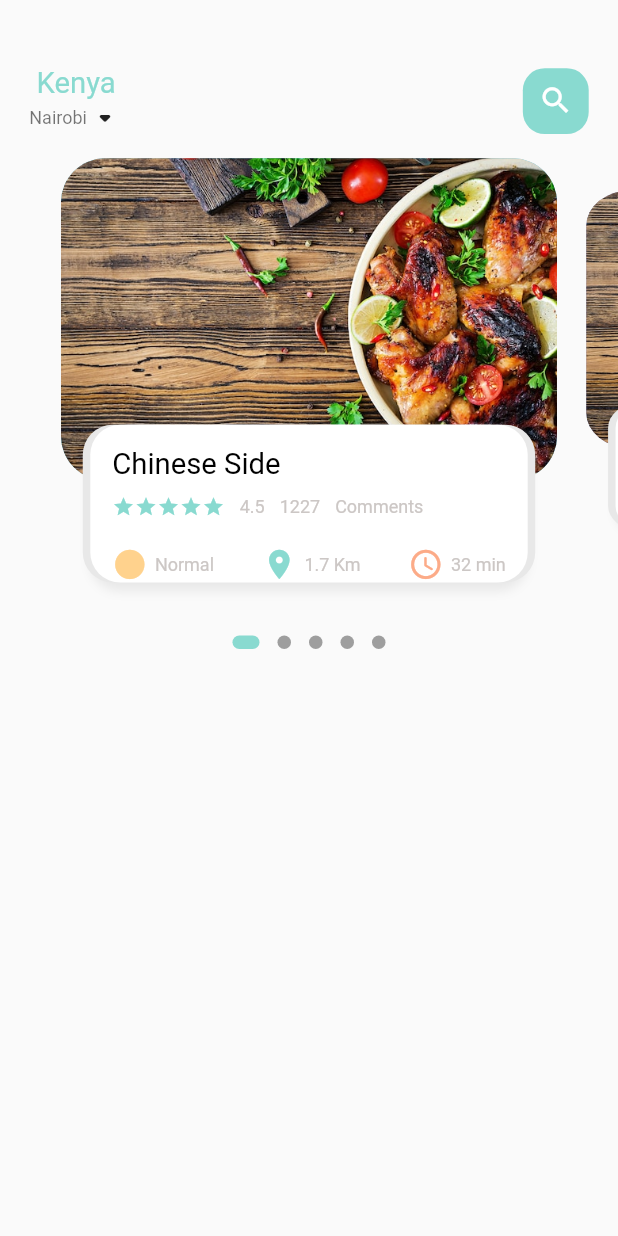
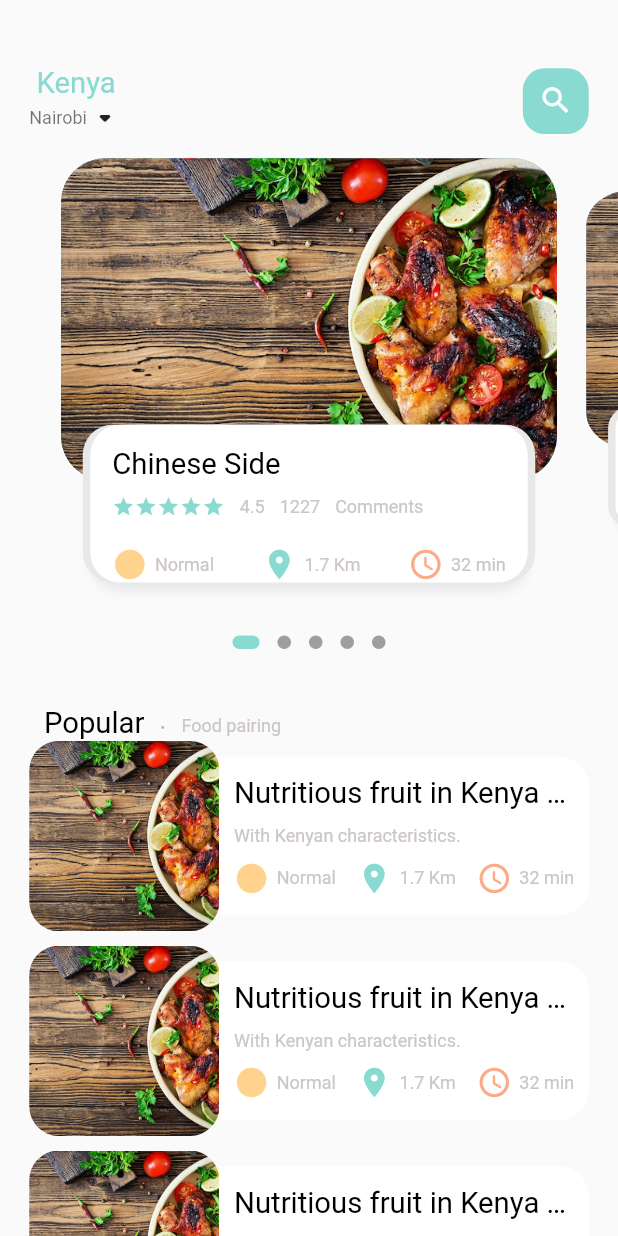
Before and after one commit to martin-ngigi/iEats, a Flutter app: the screen it shows after launch, on a phone screen of 412 x 824 dp. Run offline on Flutter 3.47's test engine with Material 2 defaults, Android fonts, the phone set to English and light mode, and no system bars; drawn by our look-alikes of dots_indicator; our stand-ins replace get.

Commit message:
Display popular food in vertical list view

```diff
--- a/lib/home/food_page_body.dart
+++ b/lib/home/food_page_body.dart
@@ -44,6 +44,7 @@ class _FoodPageBodyState extends State<FoodPageBody> {
   Widget build(BuildContext context) {
     return Column(
       children: [
+        //slider section
         Container(
           //color: Colors.grey[100],
           height: Dimensions.pageView, //same as 320
@@ -54,6 +55,7 @@ class _FoodPageBodyState extends State<FoodPageBody> {
                 return _buildPageItem(position);
               }),
         ),
+        //dots
         new DotsIndicator(
           dotsCount: 5,
           position: _currentPageValue,
@@ -63,7 +65,97 @@ class _FoodPageBodyState extends State<FoodPageBody> {
             activeSize: const Size(18.0, 9.0),
             activeShape: RoundedRectangleBorder(borderRadius: BorderRadius.circular(5.0)),
           ),
-        )
+        ),
+        //popular text
+        SizedBox(height: Dimensions.height30,),
+        Container(
+          margin: EdgeInsets.only(left: Dimensions.width30),
+          child: Row(
+            crossAxisAlignment: CrossAxisAlignment.end,
+            children: [
+              BigText(text: "Popular",),
+              SizedBox(width: Dimensions.width10,),
+              Container(
+                margin: EdgeInsets.only(bottom: 3),
+                child: BigText(text: ".", color: Colors.black26,),
+              ),
+              SizedBox(width: Dimensions.width10,),
+              Container(
+                margin: EdgeInsets.only(bottom: 3),
+                child: SmallText(text: "Food pairing"),
+              ),
+            ],
+          ),
+        ),
+        //list of food and images
+        ListView.builder( //parent of ListView.builder must have a height
+            physics: NeverScrollableScrollPhysics(),
+            shrinkWrap: true,
+            itemCount: 10,
+            itemBuilder: (context, index){
+              return Container(
+                margin: EdgeInsets.only(left: Dimensions.width20, right: Dimensions.width20, bottom:  Dimensions.height10),
+                child: Row(
+                  children: [
+                    //image section
+                    Container(
+                      width: Dimensions.listViewImgSize,
+                      height: Dimensions.listViewImgSize,
+                      decoration: BoxDecoration(
+                          borderRadius: BorderRadius.circular(Dimensions.radius20),
+                          color: Colors.white38,
+                          image: DecorationImage(
+                              fit: BoxFit.cover,
+                              image: AssetImage(
+                                  "assets/images/food1.png"
+                              )
+                          )
+                      ),
+                    ),
+                    //text container
+                    Expanded( //Expanded will force the container to take all the available width
+                      child: Container(
+                        height: Dimensions.listViewTextContSize,
+                        decoration: BoxDecoration(
+                          borderRadius: BorderRadius.only(
+                              topRight: Radius.circular(Dimensions.radius20),
+                              bottomRight: Radius.circular(Dimensions.radius20)
+                          ),
+                          color: Colors.white,
+                        ),
+                        child: Padding(
+                          padding: EdgeInsets.only(left: Dimensions.width10, right: Dimensions.width10),
+                          child: Column(
+                            crossAxisAlignment: CrossAxisAlignment.start,
+                            mainAxisAlignment: MainAxisAlignment.center,
+                            children: [
+                              BigText(text: "Nutritious fruit in Kenya and precisely in Nairobi"),
+                              SizedBox(height: Dimensions.height10,),
+                              SmallText(text: "With Kenyan characteristics."),
+                              SizedBox(height: Dimensions.height10,),
+                              Row(
+                                mainAxisAlignment: MainAxisAlignment.spaceBetween,
+                                children: [
+                                  IconAndTextWidget(icon: Icons.circle_sharp,
+                                      text: "Normal",
+                                      iconColor: AppColors.iconColor1),
+                                  IconAndTextWidget(icon: Icons.location_on,
+                                      text: "1.7 Km",
+                                      iconColor: AppColors.mainColor),
+                                  IconAndTextWidget(icon: Icons.access_time_rounded,
+                                      text: "32 min",
+                                      iconColor: AppColors.iconColor2),
+                                ],
+                              ),
+                            ],
+                          ),
+                        ),
+                      ),
+                    )
+                  ],
+                ),
+              );
+            }),
       ],
     );
   }
@@ -144,7 +236,7 @@ class _FoodPageBodyState extends State<FoodPageBody> {
                 child: Column(
                   crossAxisAlignment: CrossAxisAlignment.start,
                   children: [
-                    BigText(text: "Chinese Side", color: Colors.black,),
+                    BigText(text: "Chinese Side",),
                     SizedBox(height: Dimensions.height10,),
                     Row(
                       children: [
--- a/lib/home/main_food_page.dart
+++ b/lib/home/main_food_page.dart
@@ -55,7 +55,9 @@ class _MainFoodPageState extends State<MainFoodPage> {
             ),
           ),
           //showing the body
-          FoodPageBody()
+          Expanded(child: SingleChildScrollView(
+            child: FoodPageBody(),
+          ))
         ],
       ),
     );
--- a/lib/utils/dimensions.dart
+++ b/lib/utils/dimensions.dart
@@ -32,6 +32,8 @@ class Dimensions{
   static double iconSize24 = screenHeight/35.17; //24
 
 
-
+  //list view size
+   static double listViewImgSize =  screenWidth/3.25;
+   static double listViewTextContSize =  screenWidth/3.9;
 
 }
--- a/lib/widgets/big_text.dart
+++ b/lib/widgets/big_text.dart
@@ -1,5 +1,6 @@
 //stless
 import 'package:flutter/cupertino.dart';
+import 'package:flutter/material.dart';
 import 'package:i_eats/utils/dimensions.dart';
 
 class BigText extends StatelessWidget {
@@ -9,7 +10,7 @@ class BigText extends StatelessWidget {
   TextOverflow overflow;
 
   BigText({Key? key,
-    this.color =  const Color(0xFF332d),
+    this.color = Colors.black,
     required this.text,
     this.size = 0,
     this.overflow = TextOverflow.ellipsis
```
